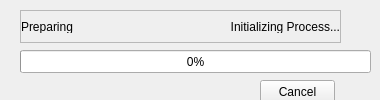
Above: enmapbox/apps/the_lmu_app/GUI_ProgressBar.ui from jakimowb/enmapbox_testmigration2 before the change. Below: the same form after it.
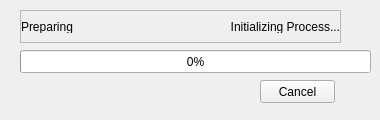
That is the form after the change.

Diff of the .ui file:
```diff
--- a/enmapbox/apps/the_lmu_app/GUI_ProgressBar.ui
+++ b/enmapbox/apps/the_lmu_app/GUI_ProgressBar.ui
@@ -10,7 +10,7 @@
     <x>0</x>
     <y>0</y>
     <width>380</width>
-    <height>100</height>
+    <height>120</height>
    </rect>
   </property>
   <property name="sizePolicy">
@@ -22,13 +22,13 @@
   <property name="minimumSize">
    <size>
     <width>380</width>
-    <height>100</height>
+    <height>120</height>
    </size>
   </property>
   <property name="maximumSize">
    <size>
     <width>380</width>
-    <height>100</height>
+    <height>120</height>
    </size>
   </property>
   <property name="windowTitle">
```
